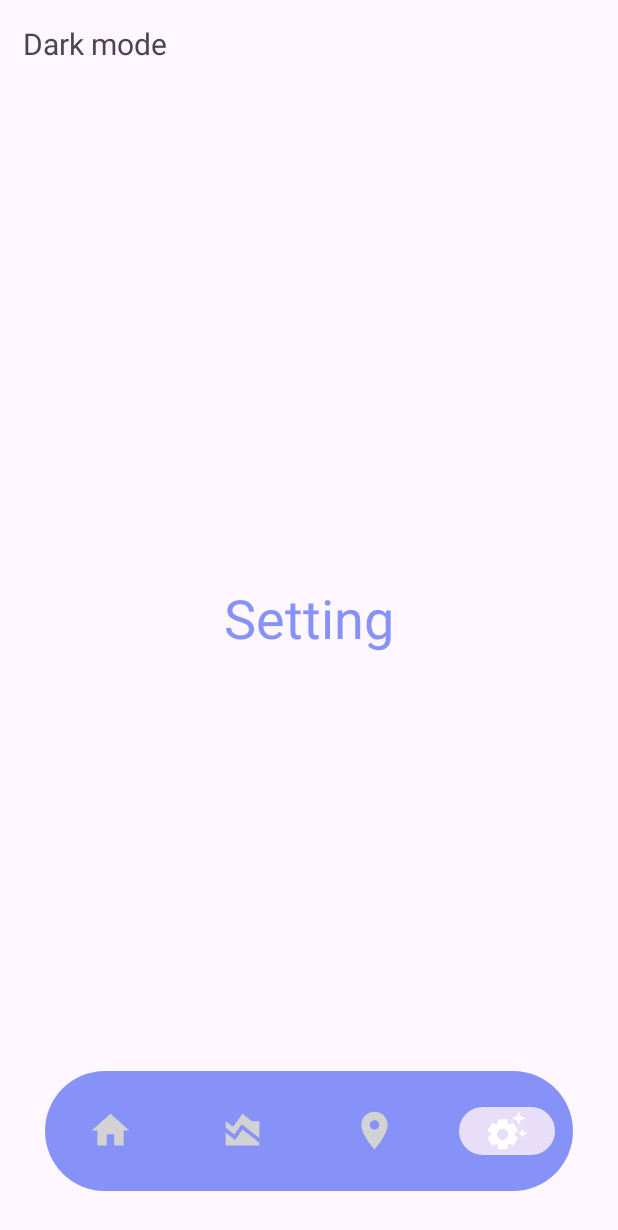
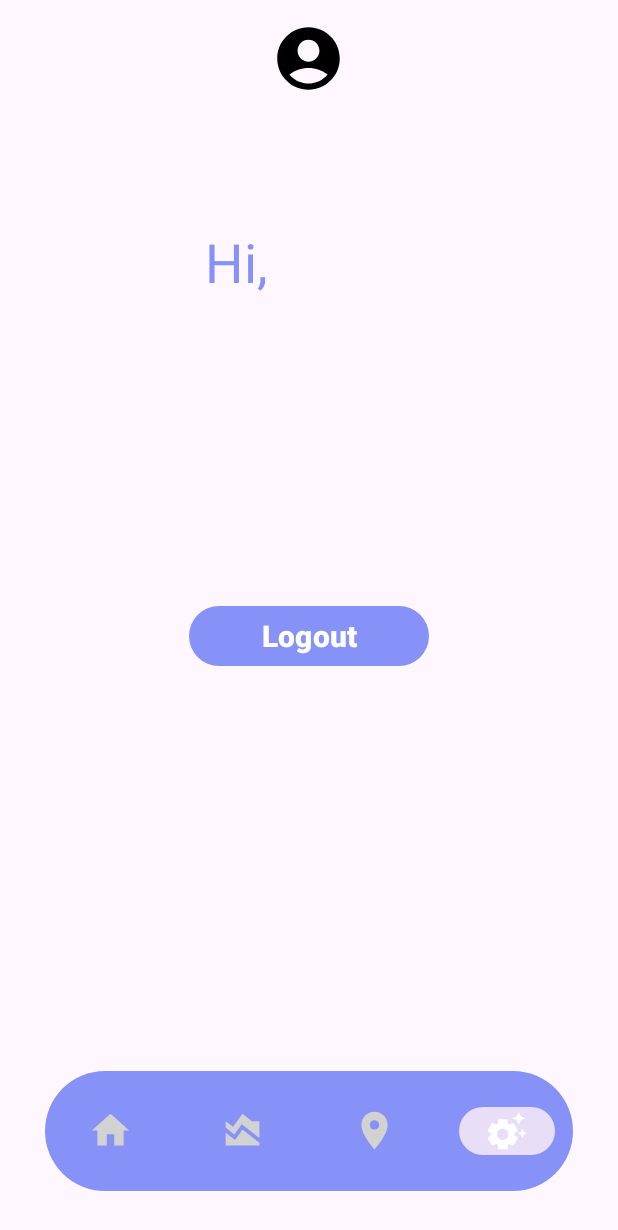
Before and after one commit to TuanAnhDevIT/mobile_app, an Android app: the SettingTestActivity screen opened directly, with no data from a screen before it, on a phone screen of 412 x 824 dp. Shown: the top 1230 px of the screen. Run offline under Robolectric (Android 15) with nearby library versions, the phone set to English and light mode, and no system bars.

Commit message:
Onboarding and Logout app

```diff
--- a/app/src/main/java/com/sunit/mobileapp/Activities/SettingTestActivity.java
+++ b/app/src/main/java/com/sunit/mobileapp/Activities/SettingTestActivity.java
@@ -6,8 +6,11 @@ import android.content.Intent;
 import android.os.Bundle;
 import android.view.MotionEvent;
 import android.view.View;
+import android.widget.Button;
+import android.widget.Toast;
 
 import com.google.android.material.bottomnavigation.BottomNavigationView;
+import com.sunit.mobileapp.Login;
 import com.sunit.mobileapp.R;
 
 public class SettingTestActivity extends AppCompatActivity {
@@ -17,6 +20,24 @@ public class SettingTestActivity extends AppCompatActivity {
     protected void onCreate(Bundle savedInstanceState) {
         super.onCreate(savedInstanceState);
         setContentView(R.layout.activity_setting_test);
+
+        Button btnLogout = findViewById(R.id.btnLogout);
+
+        btnLogout.setOnClickListener(new View.OnClickListener() {
+            @Override
+            public void onClick(View view) {
+                // Thực hiện đăng xuất ở đây, có thể làm các xử lý cần thiết
+
+                // Hiển thị thông báo "Logout successfully"
+                Toast.makeText(SettingTestActivity.this, "Logout successfully", Toast.LENGTH_SHORT).show();
+
+                // Sau khi đăng xuất, chuyển đến trang login
+                Intent intent = new Intent(SettingTestActivity.this, Login.class);
+                // Đặt cờ để xóa hết các Activity khác và tạo mới LoginActivity
+                intent.setFlags(Intent.FLAG_ACTIVITY_NEW_TASK | Intent.FLAG_ACTIVITY_CLEAR_TASK);
+                startActivity(intent);
+            }
+        });
 
 
         BottomNavigationView bottomNavigationView = findViewById(R.id.bottomNavigation);
--- /dev/null
+++ b/app/src/main/res/drawable/baseline_account_circle_24.xml
@@ -0,0 +1,5 @@
+<vector android:height="24dp" android:tint="#000000"
+    android:viewportHeight="24" android:viewportWidth="24"
+    android:width="24dp" xmlns:android="http://schemas.android.com/apk/res/android">
+    <path android:fillColor="@android:color/white" android:pathData="M12,2C6.48,2 2,6.48 2,12s4.48,10 10,10s10,-4.48 10,-10S17.52,2 12,2zM12,6c1.93,0 3.5,1.57 3.5,3.5S13.93,13 12,13s-3.5,-1.57 -3.5,-3.5S10.07,6 12,6zM12,20c-2.03,0 -4.43,-0.82 -6.14,-2.88C7.55,15.8 9.68,15 12,15s4.45,0.8 6.14,2.12C16.43,19.18 14.03,20 12,20z"/>
+</vector>
--- a/app/src/main/res/layout/activity_setting_test.xml
+++ b/app/src/main/res/layout/activity_setting_test.xml
@@ -7,28 +7,50 @@ android:layout_width="match_parent"
 android:layout_height="match_parent"
 tools:context=".Activities.SettingTestActivity">
 
-    <TextView
-        android:id="@+id/textView2"
-        android:layout_width="wrap_content"
-        android:layout_height="wrap_content"
-        android:layout_marginStart="5dp"
-        android:layout_marginTop="5dp"
-        android:gravity="center_vertical"
-        android:padding="10dp"
-        android:text="@string/dark_mode"
-        android:textSize="20sp"
-        tools:textStyle="bold" />
+    <RelativeLayout
+        android:layout_width="match_parent"
+        android:layout_height="match_parent"
+        android:layout_above="@id/bottomNavigation"
+        android:layout_marginBottom="6dp">
 
 
-    <TextView
-        android:layout_width="wrap_content"
-        android:layout_height="wrap_content"
-        android:layout_centerInParent="true"
-        android:text="Setting"
-        android:textColor="@color/lavender"
-        android:textSize="36sp" />
+        <ImageView
+            android:id="@+id/image_user"
+            android:layout_width="154dp"
+            android:layout_height="78dp"
+            android:layout_centerHorizontal="true"
+            android:padding="14dp"
+            android:src="@drawable/baseline_account_circle_24" />
 
 
+        <TextView
+            android:id="@+id/tv_settings"
+            android:layout_width="61dp"
+            android:layout_height="45dp"
+            android:layout_alignParentEnd="true"
+            android:layout_marginStart="126dp"
+            android:layout_marginTop="150dp"
+            android:layout_marginEnd="224dp"
+            android:gravity="center"
+            android:text="@string/hi_user"
+            android:textColor="@color/lavender"
+            android:textSize="36sp" />
+
+        <Button
+            android:id="@+id/btnLogout"
+            android:layout_width="160dp"
+            android:layout_height="wrap_content"
+            android:layout_alignParentStart="true"
+            android:layout_marginStart="126dp"
+            android:layout_marginTop="400dp"
+            android:layout_marginEnd="100dp"
+            android:layout_marginBottom="100dp"
+            android:text="@string/logout"
+            android:textStyle="bold"
+            android:textSize="20sp"/>
+
+
+    </RelativeLayout>
 
     <com.google.android.material.bottomnavigation.BottomNavigationView
     android:id="@+id/bottomNavigation"
--- a/app/src/main/res/layout/fragment_onboarding1.xml
+++ b/app/src/main/res/layout/fragment_onboarding1.xml
@@ -16,7 +16,7 @@
     <TextView
         android:layout_width="wrap_content"
         android:layout_height="wrap_content"
-        android:text="Discover Real-Time Insights"
+        android:text="@string/discover_real_time_insights"
         android:textSize="20sp"
         android:textStyle="bold"
         android:textColor="@color/black"
@@ -25,7 +25,7 @@
     <TextView
         android:layout_width="wrap_content"
         android:layout_height="wrap_content"
-        android:text="Welcome to Air Quality,\n your go-to application for real-time\n monitoring of air quality in your surroundings"
+        android:text="@string/welcome_to_air_quality_"
         android:textSize="18sp"
         android:textAlignment="center"
         android:textStyle="italic"
--- a/app/src/main/res/layout/fragment_onboarding2.xml
+++ b/app/src/main/res/layout/fragment_onboarding2.xml
@@ -16,7 +16,7 @@
     <TextView
         android:layout_width="wrap_content"
         android:layout_height="wrap_content"
-        android:text="Empower Your Well-being"
+        android:text="@string/empower_your_well_being"
         android:textSize="20sp"
         android:textStyle="bold"
         android:textColor="@color/black"
@@ -25,7 +25,7 @@
     <TextView
         android:layout_width="wrap_content"
         android:layout_height="wrap_content"
-        android:text="Stay updated on air health,\n track changes, and proactively\n improve your living environment"
+        android:text="@string/stay_updated_on_"
         android:textSize="18sp"
         android:textAlignment="center"
         android:textColor="@color/black"
--- a/app/src/main/res/layout/fragment_onboarding3.xml
+++ b/app/src/main/res/layout/fragment_onboarding3.xml
@@ -16,7 +16,7 @@
     <TextView
         android:layout_width="wrap_content"
         android:layout_height="wrap_content"
-        android:text="Explore a Healthier Lifestyle"
+        android:text="@string/explore_a_healthier_lifestyle"
         android:textSize="20sp"
         android:textStyle="bold"
         android:textColor="@color/black"
@@ -25,7 +25,7 @@
     <TextView
         android:layout_width="wrap_content"
         android:layout_height="wrap_content"
-        android:text="Where health meets the air you breathe – choose Air Quality for a smarter and healthier lifestyle."
+        android:text="@string/where_health_meets"
         android:textSize="18sp"
         android:textAlignment="center"
         android:textStyle="italic"
@@ -40,6 +40,6 @@
         android:textColor="@color/white"
         android:textSize="18sp"
         android:layout_marginTop="30dp"
-        android:text="Get Start"/>
+        android:text="@string/get_start"/>
 
 </LinearLayout>
```
Also changed, not shown: app/src/main/res/values/strings.xml (+11 -0 lines), app/src/main/res/drawable/icons8_exit_50.png (added).
